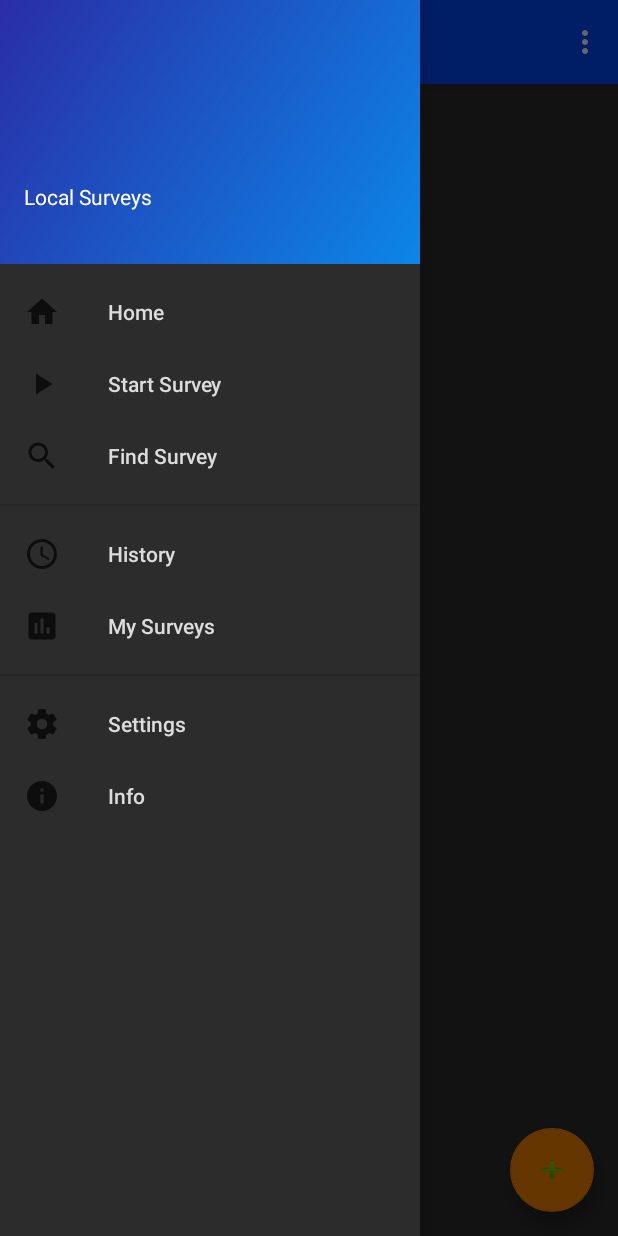
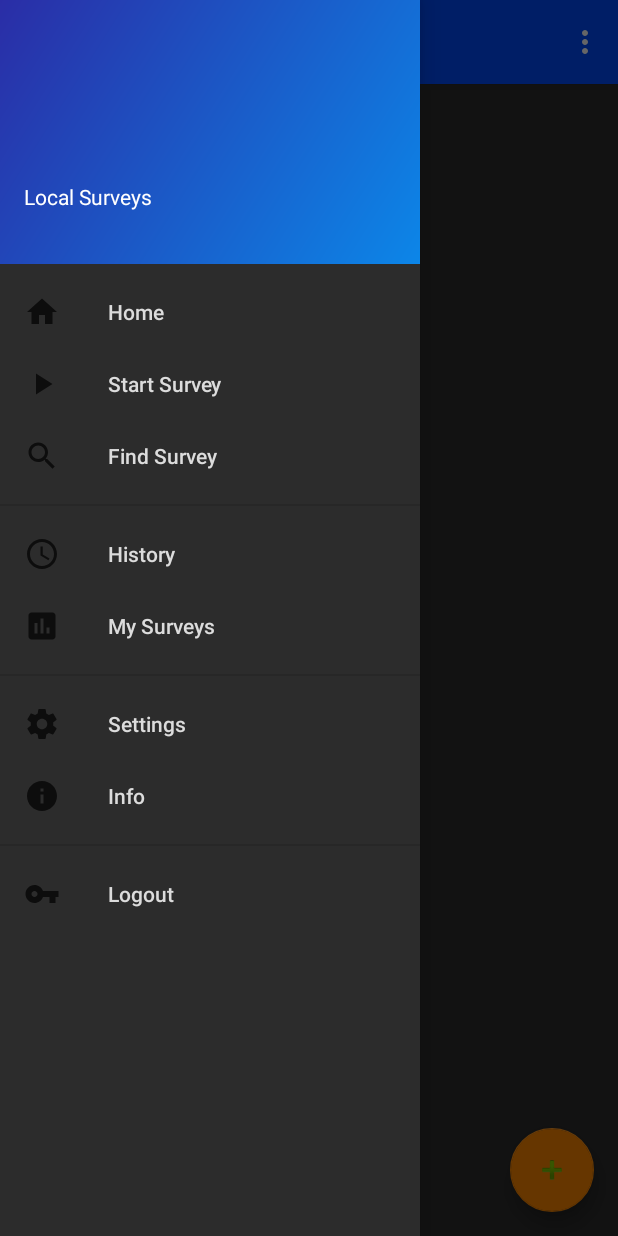
Before and after one commit to k0pper/local-survey, an Android app: the screen it shows after launch once a user with an empty profile is signed in (HomeActivity), with the side drawer open, on a phone screen of 412 x 824 dp. Run offline under Robolectric (Android 15) with nearby library versions, the phone set to English and light mode, and no system bars; our stand-ins replace Firebase (no records; nobody signed in at launch, a user with empty details on screens opened directly).

Commit message:
Added Logout button + testuser

```diff
--- a/app/src/main/java/com/example/localsurveys/localsurveys/home/HomeActivity.java
+++ b/app/src/main/java/com/example/localsurveys/localsurveys/home/HomeActivity.java
@@ -1,6 +1,7 @@
 package com.example.localsurveys.localsurveys.home;
 
 
+import android.content.Intent;
 import android.os.Bundle;
 import android.support.design.widget.NavigationView;
 import android.support.v4.app.Fragment;
@@ -18,6 +19,7 @@ import android.widget.Button;
 import android.widget.TextView;
 
 import com.example.localsurveys.localsurveys.R;
+import com.example.localsurveys.localsurveys.login.LoginActivity;
 import com.google.firebase.auth.FirebaseAuth;
 
 // BeispielZweig3
@@ -25,7 +27,6 @@ public class HomeActivity extends AppCompatActivity
         implements NavigationView.OnNavigationItemSelectedListener {
 
     private FirebaseAuth auth;
-    private Button btnSignOut;
     private TextView textUsername;
     private NavigationView navigationView;
     private Toolbar toolbar;
@@ -35,22 +36,7 @@ public class HomeActivity extends AppCompatActivity
         super.onCreate(savedInstanceState);
         initializeActivity();
         handleIntent();
-
-        toolbar = findViewById(R.id.toolbar);
-
-
-//        auth = FirebaseAuth.getInstance();
-//        btnSignOut = findViewById(R.id.btn_sign_out);
-//
-//        btnSignOut.setOnClickListener(new View.OnClickListener() {
-//            @Override
-//            public void onClick(View view) {
-//                auth.signOut();
-//                startActivity(new Intent(HomeActivity.this, LoginActivity.class));
-//                finish();
-//            }
-//        });
-
+        auth = FirebaseAuth.getInstance();
         showFragment(new SurveyOverviewFragment());
     }
 
@@ -104,8 +90,10 @@ public class HomeActivity extends AppCompatActivity
             // Navigate to My Surveys Activity
         } else if (id == R.id.nav_settings) {
             // Navigate to Settings Activity
-        } else if (id == R.id.nav_info) {
-            // Navigate to Info Activity
+        } else if (id == R.id.nav_logout) {
+            auth.signOut();
+            startActivity(new Intent(HomeActivity.this, LoginActivity.class));
+            finish();
         }
 
 
@@ -127,6 +115,7 @@ public class HomeActivity extends AppCompatActivity
 
         navigationView = (NavigationView) findViewById(R.id.nav_view);
         navigationView.setNavigationItemSelectedListener(this);
+        toolbar = findViewById(R.id.toolbar);
     }
 
     public void handleIntent() {
@@ -143,7 +132,7 @@ public class HomeActivity extends AppCompatActivity
         textUsername.setText(username);
     }
 
-    public void showFragment(Fragment fragment){
+    public void showFragment(Fragment fragment) {
         FragmentManager manager = getSupportFragmentManager();
         FragmentTransaction transaction = manager.beginTransaction();
         transaction.replace(R.id.fragment_container, fragment);
--- a/app/src/main/java/com/example/localsurveys/localsurveys/login/LoginActivity.java
+++ b/app/src/main/java/com/example/localsurveys/localsurveys/login/LoginActivity.java
@@ -35,7 +35,6 @@ public class LoginActivity extends AppCompatActivity {
         setContentView(R.layout.activity_login);
         //Get Firebase auth instance
         auth = FirebaseAuth.getInstance();
-
         if (auth.getCurrentUser() != null) {
             Intent i = new Intent(LoginActivity.this, HomeActivity.class);
             String username = auth.getCurrentUser().getEmail();
@@ -43,18 +42,8 @@ public class LoginActivity extends AppCompatActivity {
             startActivity(i);
             finish();
         }
-
-        setContentView(R.layout.activity_login);
-        inputEmail = (EditText) findViewById(R.id.email);
-        inputPassword = (EditText) findViewById(R.id.password);
-        progressBar = (ProgressBar) findViewById(R.id.progressbar);
-        textViewSignUp = (TextView) findViewById(R.id.btn_sign_up);
-        btnLogin = (Button) findViewById(R.id.btn_back);
-        textViewReset = (TextView) findViewById(R.id.btn_reset_password);
-        image = (ImageView) findViewById(R.id.image);
-
-        //Get Firebase auth instance
-        auth = FirebaseAuth.getInstance();
+        initializeActivity();
+        fillWithTestUser();
 
         textViewSignUp.setOnClickListener(new View.OnClickListener() {
             @Override
@@ -118,4 +107,19 @@ public class LoginActivity extends AppCompatActivity {
             }
         });
     }
+
+    private void initializeActivity() {
+        inputEmail = (EditText) findViewById(R.id.email);
+        inputPassword = (EditText) findViewById(R.id.password);
+        progressBar = (ProgressBar) findViewById(R.id.progressbar);
+        textViewSignUp = (TextView) findViewById(R.id.btn_sign_up);
+        btnLogin = (Button) findViewById(R.id.btn_back);
+        textViewReset = (TextView) findViewById(R.id.btn_reset_password);
+        image = (ImageView) findViewById(R.id.image);
+    }
+
+    private void fillWithTestUser() {
+        inputEmail.setText(R.string.test_user);
+        inputPassword.setText(R.string.test_user_password);
+    }
 }
--- /dev/null
+++ b/app/src/main/res/drawable/ic_vpn_key_black_24dp.xml
@@ -0,0 +1,9 @@
+<vector xmlns:android="http://schemas.android.com/apk/res/android"
+        android:width="24dp"
+        android:height="24dp"
+        android:viewportWidth="24.0"
+        android:viewportHeight="24.0">
+    <path
+        android:fillColor="#FF000000"
+        android:pathData="M12.65,10C11.83,7.67 9.61,6 7,6c-3.31,0 -6,2.69 -6,6s2.69,6 6,6c2.61,0 4.83,-1.67 5.65,-4H17v4h4v-4h2v-4H12.65zM7,14c-1.1,0 -2,-0.9 -2,-2s0.9,-2 2,-2 2,0.9 2,2 -0.9,2 -2,2z"/>
+</vector>
--- a/app/src/main/res/menu/activity_home_activity_drawer.xml
+++ b/app/src/main/res/menu/activity_home_activity_drawer.xml
@@ -47,4 +47,13 @@
             android:title="@string/info" />
     </group>
 
+    <group
+        android:id="@+id/menu_logout"
+        android:checkableBehavior="single">
+        <item
+            android:id="@+id/nav_logout"
+            android:icon="@drawable/ic_vpn_key_black_24dp"
+            android:title="@string/btn_logout" />
+    </group>
+
 </menu>
--- a/app/src/main/res/values/strings.xml
+++ b/app/src/main/res/values/strings.xml
@@ -47,5 +47,8 @@
     <string name="password_empty">Please enter a password</string>
     <string name="passwords_not_matching">Passwords are not equal</string>
     <string name="reset_explanation">No problem! Just enter your e-mail so we can send you instructions to reset your password.</string>
+    <string name="btn_logout">Logout</string>
+    <string name="test_user">test@test.de</string>
+    <string name="test_user_password">test123</string>
 
 </resources>
```
